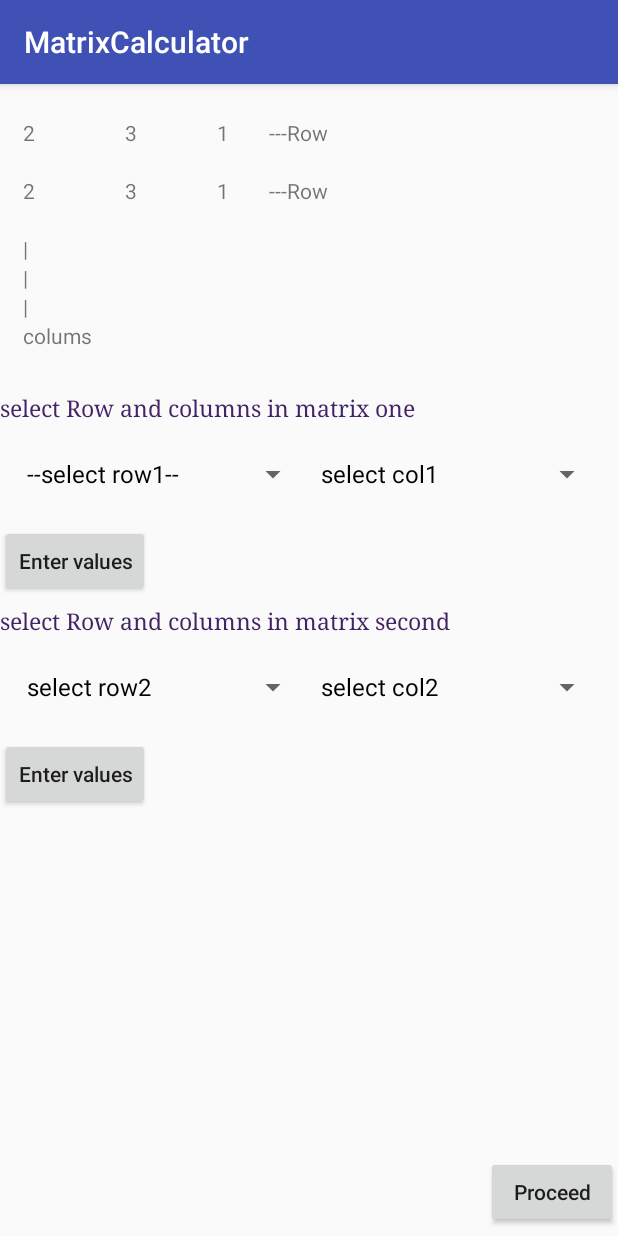
After one commit to ganeshvelsol/MatrixCalculator, an Android app: the SubtractionExample screen opened directly, with no data from a screen before it, on a phone screen of 412 x 824 dp. The commit adds this screen. Run offline under Robolectric (Android 15) with nearby library versions, the phone set to English and light mode, and no system bars.

Commit message:
subtraction matrix has been added

```diff
--- a/app/src/main/AndroidManifest.xml
+++ b/app/src/main/AndroidManifest.xml
@@ -17,7 +17,9 @@
             </intent-filter>
         </activity>
         <activity android:name=".addition.AdditionExample" />
-        <activity android:name=".addition.Addition"></activity>
+        <activity android:name=".addition.Addition" />
+        <activity android:name=".subtraction.SubtractionExample" />
+        <activity android:name=".subtraction.Subtraction"></activity>
     </application>
 
 </manifest>
--- a/app/src/main/java/calci/matrix/matrixcalculator/addition/AdditionExample.java
+++ b/app/src/main/java/calci/matrix/matrixcalculator/addition/AdditionExample.java
@@ -120,7 +120,6 @@ public class AdditionExample extends AppCompatActivity
                     {
                         EditText et1=(EditText)v6.findViewById(R.id.one_et1);
                         ets=et1.getText().toString().trim();
-
                     }
                 });
                 al.show();
--- /dev/null
+++ b/app/src/main/res/layout/subtraction_example.xml
@@ -0,0 +1,137 @@
+<RelativeLayout android:layout_width="match_parent"
+    android:layout_height="match_parent"
+    xmlns:android="http://schemas.android.com/apk/res/android">
+
+
+    <LinearLayout
+        android:layout_width="match_parent"
+        android:layout_height="match_parent"
+        android:orientation="vertical"
+        xmlns:android="http://schemas.android.com/apk/res/android">
+        <LinearLayout
+            android:layout_width="match_parent"
+            android:layout_height="200dp"
+            android:orientation="vertical"
+            android:gravity="left|center"
+            android:layout_marginLeft="15dp">
+
+
+            <TextView
+                android:text="2                  3                1        ---Row"
+                android:layout_width="wrap_content"
+                android:layout_height="wrap_content" />
+            <TextView
+                android:layout_width="wrap_content"
+                android:layout_height="wrap_content"
+                android:layout_gravity="left"/>
+            <TextView
+                android:text="2                  3                1        ---Row"
+                android:layout_width="wrap_content"
+                android:layout_height="wrap_content" />
+            <TextView
+                android:layout_width="wrap_content"
+                android:layout_height="wrap_content"
+                android:layout_gravity="left"/>
+            <TextView
+                android:text="|"
+                android:layout_width="wrap_content"
+                android:layout_height="wrap_content"
+                android:layout_gravity="left"/>
+            <TextView
+                android:text="|"
+                android:layout_width="wrap_content"
+                android:layout_height="wrap_content"
+                android:layout_gravity="left"/>
+            <TextView
+                android:text="|"
+                android:layout_width="wrap_content"
+                android:layout_height="wrap_content"
+                android:layout_gravity="left"/>
+            <TextView
+                android:text="colums"
+                android:layout_width="wrap_content"
+                android:layout_height="wrap_content"
+                android:layout_gravity="left|center"/>
+
+        </LinearLayout>
+
+        <TextView
+            android:text="select Row and columns in matrix one"
+            android:layout_width="match_parent"
+            android:layout_height="wrap_content"
+            android:layout_marginTop="5dp"
+            android:textColor="#426"
+            android:textSize="15sp"
+            android:fontFamily="serif"/>
+        <LinearLayout
+            android:layout_width="match_parent"
+            android:layout_height="wrap_content"
+            android:orientation="horizontal"
+            android:layout_margin="10dp"
+            android:weightSum="2">
+            <Spinner
+                android:id="@+id/sub_spinner_rows1"
+                android:layout_width="0dp"
+                android:layout_height="match_parent"
+                android:layout_weight="1">
+            </Spinner>
+            <Spinner
+                android:id="@+id/sub_spinner_columns1"
+                android:layout_width="0dp"
+                android:layout_height="match_parent"
+                android:layout_weight="1">
+            </Spinner>
+        </LinearLayout>
+        <Button
+            android:id="@+id/sub_first_button"
+            android:text="Enter values"
+            android:textAllCaps="false"
+            android:layout_width="wrap_content"
+            android:layout_height="wrap_content" />
+
+        <TextView
+            android:text="select Row and columns in matrix second"
+            android:layout_width="match_parent"
+            android:layout_height="wrap_content"
+            android:layout_marginTop="5dp"
+            android:textColor="#426"
+            android:textSize="15sp"
+            android:fontFamily="serif"/>
+        <LinearLayout
+            android:layout_width="match_parent"
+            android:layout_height="wrap_content"
+            android:orientation="horizontal"
+            android:layout_margin="10dp"
+            android:weightSum="2">
+            <Spinner
+                android:id="@+id/sub_spinner_rows2"
+                android:layout_width="0dp"
+                android:gravity="center"
+                android:layout_gravity="center"
+                android:layout_height="match_parent"
+                android:layout_weight="1">
+            </Spinner>
+            <Spinner
+                android:id="@+id/sub_spinner_columns2"
+                android:layout_width="0dp"
+                android:layout_height="match_parent"
+                android:layout_weight="1">
+            </Spinner>
+        </LinearLayout>
+        <Button
+            android:id="@+id/sub_second_button"
+            android:text="Enter values"
+            android:textAllCaps="false"
+            android:layout_width="wrap_content"
+            android:layout_height="wrap_content" />
+    </LinearLayout>
+    <Button
+        android:id="@+id/sub_proceed"
+        android:text="Proceed"
+        android:textAllCaps="false"
+        android:layout_alignParentBottom="true"
+        android:layout_alignParentRight="true"
+        android:layout_width="wrap_content"
+        android:layout_height="wrap_content"
+        android:layout_marginBottom="5dp"/>
+</RelativeLayout>
```
Also changed, not shown: app/src/main/java/calci/matrix/matrixcalculator/MainActivity.java (+11 -1 lines), app/src/main/java/calci/matrix/matrixcalculator/subtraction/Subtraction.java (added, +132 -0 lines), app/src/main/java/calci/matrix/matrixcalculator/subtraction/SubtractionExample.java (added, +372 -0 lines), app/src/main/res/layout/subtraction.xml (added, +91 -0 lines).
